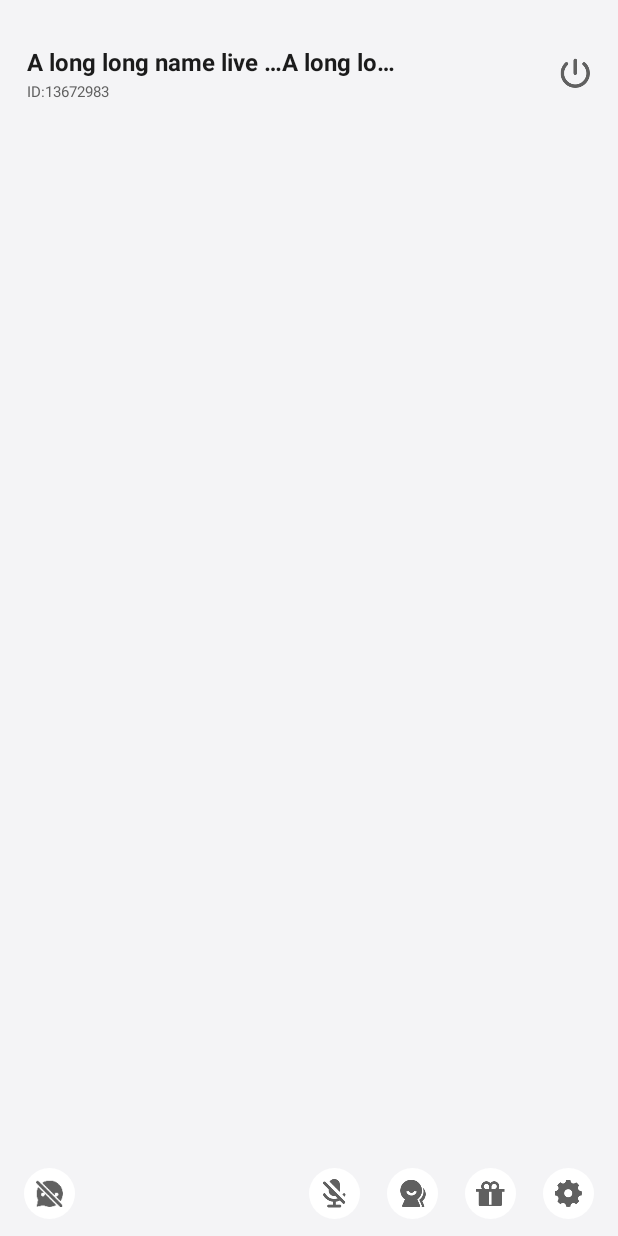
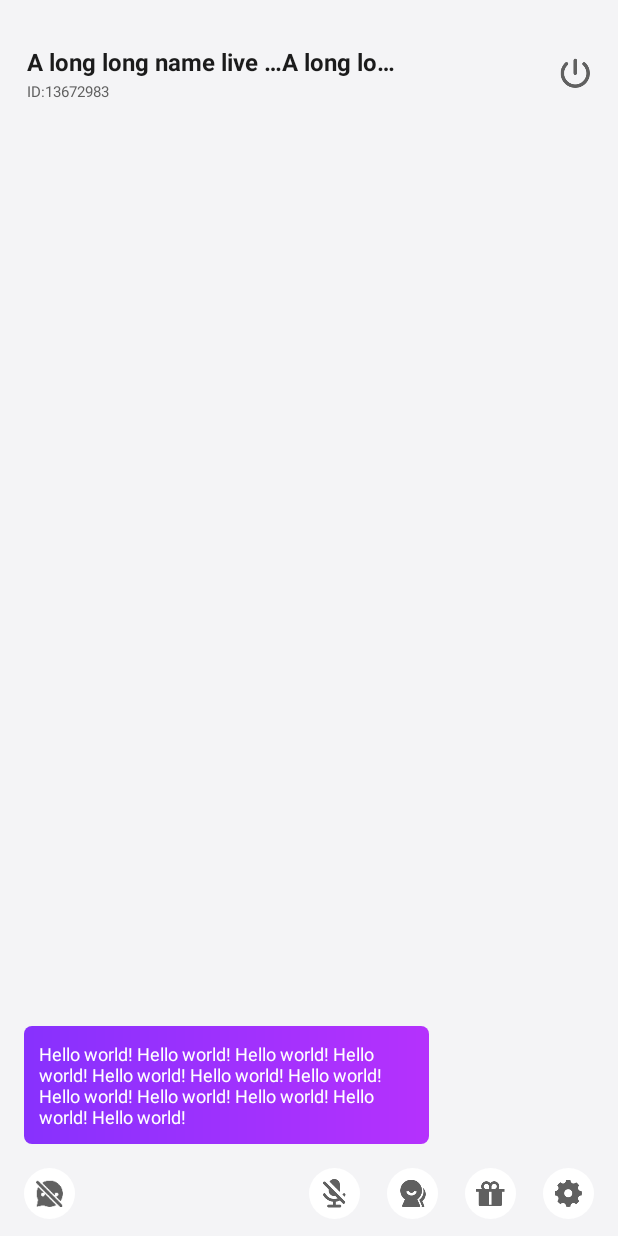
Before and after one commit to nangonghuang/live_audio_room_android, an Android app: the layout activity_chat_room.xml on its own in the app's theme, with its tools: preview values and no code run, on a phone screen of 412 x 824 dp. Run offline under Robolectric (Android 15) with nearby library versions, the phone set to English and light mode, and no system bars.

Commit message:
Beautification IM UI

```diff
--- a/app/src/main/res/drawable/purpele_round_rect.xml
+++ b/app/src/main/res/drawable/purpele_round_rect.xml
@@ -1,6 +1,10 @@
 <?xml version="1.0" encoding="utf-8"?>
 <shape xmlns:android="http://schemas.android.com/apk/res/android"
     android:shape="rectangle">
-    <solid android:color="#CCA500FF" />
+    <gradient
+        android:angle="180"
+        android:endColor="#cc6c00ff"
+        android:startColor="#cca500ff"
+        android:type="linear" />
     <corners android:radius="5dp" />
 </shape>
--- a/app/src/main/res/layout/activity_chat_room.xml
+++ b/app/src/main/res/layout/activity_chat_room.xml
@@ -1,6 +1,7 @@
 <androidx.constraintlayout.widget.ConstraintLayout xmlns:android="http://schemas.android.com/apk/res/android"
     xmlns:app="http://schemas.android.com/apk/res-auto"
     xmlns:tools="http://schemas.android.com/tools"
+    android:id="@+id/constraint_root_layout"
     android:layout_width="match_parent"
     android:layout_height="match_parent"
     android:background="#F4F4F6">
@@ -67,46 +68,34 @@
         app:layout_constraintBottom_toBottomOf="parent"
         app:layout_constraintEnd_toEndOf="parent" />
 
-  <RelativeLayout
-    android:id="@+id/rl_gift_toast"
+    <androidx.recyclerview.widget.RecyclerView
+        android:id="@+id/rv_message_list"
         android:layout_width="match_parent"
         android:layout_height="wrap_content"
-    android:layout_marginStart="16dp"
-    android:layout_marginEnd="90dp"
-    android:visibility="invisible"
+        android:layout_marginBottom="55dp"
+        app:layout_constraintBottom_toBottomOf="parent"
         app:layout_constraintEnd_toEndOf="parent"
-    app:layout_constraintStart_toStartOf="parent"
-    app:layout_constraintTop_toBottomOf="@id/rv_seat_list">
+        app:layout_constraintHeight_max="315dp"
+        app:layout_constraintStart_toStartOf="parent" />
 
     <TextView
         android:id="@+id/tv_gift_toast"
         android:layout_width="wrap_content"
         android:layout_height="wrap_content"
+        android:layout_marginStart="16dp"
+        android:layout_marginBottom="6dp"
         android:background="@drawable/purpele_round_rect"
         android:ellipsize="end"
         android:gravity="center_vertical"
-      android:maxWidth="250dp"
+        android:maxWidth="270dp"
         android:padding="10dp"
         android:textColor="@color/white"
-      android:textSize="12sp" />
-  </RelativeLayout>
-
-  <RelativeLayout
-    android:layout_width="match_parent"
-    android:layout_height="0dp"
-    android:layout_marginTop="6dp"
-    android:layout_marginBottom="55dp"
-    app:layout_constraintBottom_toBottomOf="parent"
-    app:layout_constraintEnd_toEndOf="parent"
+        android:textSize="12sp"
+        android:visibility="invisible"
+        app:layout_constraintBottom_toTopOf="@id/rv_message_list"
         app:layout_constraintStart_toStartOf="parent"
-    app:layout_constraintTop_toBottomOf="@+id/rl_gift_toast">
-
-    <androidx.recyclerview.widget.RecyclerView
-      android:id="@+id/rv_message_list"
-      android:layout_width="match_parent"
-      android:layout_height="wrap_content"
-      android:layout_alignParentBottom="true" />
-  </RelativeLayout>
+        tools:text="Hello world! Hello world! Hello world! Hello world! Hello world! Hello world! Hello world! Hello world! Hello world! Hello world! Hello world! Hello world! "
+        tools:visibility="visible" />
 
     <TextView
         android:id="@+id/tv_room_name"
--- a/app/src/main/res/layout/item_message.xml
+++ b/app/src/main/res/layout/item_message.xml
@@ -4,7 +4,6 @@
     android:layout_width="match_parent"
     android:layout_height="wrap_content"
     android:layout_marginBottom="10dp">
-
 
     <TextView
         android:id="@+id/tv_send_message"
@@ -17,7 +16,7 @@
         android:padding="10dp"
         android:lineSpacingMultiplier="1.2"
         android:textColor="@color/black_text"
-        android:maxWidth="250dp"
+        android:maxWidth="270dp"
         android:textSize="12sp"
         app:layout_constraintStart_toStartOf="parent"
         app:layout_constraintTop_toTopOf="parent" />
```
Also changed, not shown: app/src/main/java/im/zego/liveaudioroomdemo/feature/room/LiveAudioRoomActivity.java (+17 -3 lines). Lines whose indentation alone changed are shown as unchanged.
